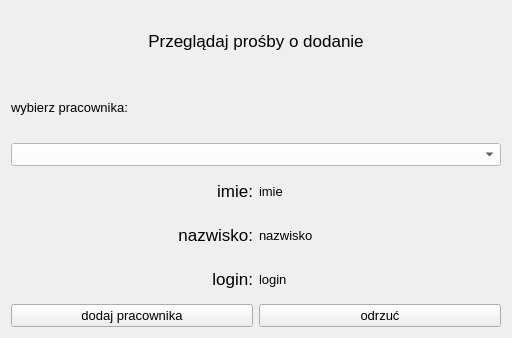
Qt form project_managment/project_managment/dodawanie_pracownikow_okno.ui (Sleyn2/IO_projectmanagement) before a commit.
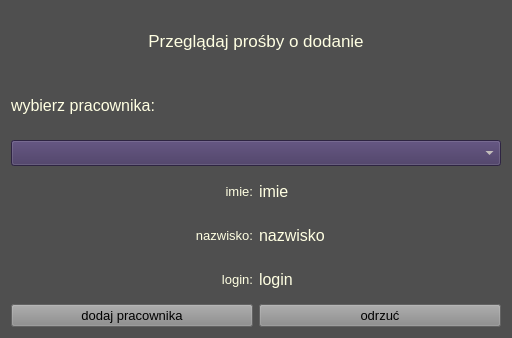
The same form after that commit.

```diff
--- a/project_managment/project_managment/dodawanie_pracownikow_okno.ui
+++ b/project_managment/project_managment/dodawanie_pracownikow_okno.ui
@@ -18,11 +18,22 @@
   <property name="windowTitle">
    <string>dodawanie_pracownikow_okno</string>
   </property>
+  <property name="styleSheet">
+   <string notr="true">background-color: rgb(79, 79, 79);</string>
+  </property>
   <layout class="QVBoxLayout" name="verticalLayout_4">
    <item>
     <layout class="QVBoxLayout" name="verticalLayout">
      <item>
       <widget class="QLabel" name="label_tytul">
+       <property name="font">
+        <font>
+         <pointsize>13</pointsize>
+        </font>
+       </property>
+       <property name="styleSheet">
+        <string notr="true">color: rgb(255, 255, 226);</string>
+       </property>
        <property name="text">
         <string>Przeglądaj prośby o dodanie</string>
        </property>
@@ -35,9 +46,12 @@
       <widget class="QLabel" name="label_wybierz_prac">
        <property name="font">
         <font>
-         <pointsize>10</pointsize>
+         <pointsize>12</pointsize>
         </font>
        </property>
+       <property name="styleSheet">
+        <string notr="true">color: rgb(255, 255, 226);</string>
+       </property>
        <property name="text">
         <string>wybierz pracownika:</string>
        </property>
@@ -53,11 +67,12 @@
        </property>
        <property name="font">
         <font>
-         <pointsize>10</pointsize>
+         <pointsize>11</pointsize>
         </font>
        </property>
        <property name="styleSheet">
-        <string notr="true">background-color: rgb(255, 255, 255);</string>
+        <string notr="true">background-color: rgb(65, 51, 93);
+color: rgb(255, 255, 226);</string>
        </property>
       </widget>
      </item>
@@ -69,6 +84,14 @@
       <layout class="QVBoxLayout" name="verticalLayout_2">
        <item>
         <widget class="QLabel" name="label_imie">
+         <property name="font">
+          <font>
+           <pointsize>10</pointsize>
+          </font>
+         </property>
+         <property name="styleSheet">
+          <string notr="true">color: rgb(255, 255, 226);</string>
+         </property>
          <property name="text">
           <string>imie:</string>
          </property>
@@ -79,6 +102,14 @@
        </item>
        <item>
         <widget class="QLabel" name="label_nazwisko">
+         <property name="font">
+          <font>
+           <pointsize>10</pointsize>
+          </font>
+         </property>
+         <property name="styleSheet">
+          <string notr="true">color: rgb(255, 255, 226);</string>
+         </property>
          <property name="text">
           <string>nazwisko:</string>
          </property>
@@ -89,6 +120,14 @@
        </item>
        <item>
         <widget class="QLabel" name="label_login">
+         <property name="font">
+          <font>
+           <pointsize>10</pointsize>
+          </font>
+         </property>
+         <property name="styleSheet">
+          <string notr="true">color: rgb(255, 255, 226);</string>
+         </property>
          <property name="text">
           <string>login:</string>
          </property>
@@ -104,6 +143,9 @@
            <pointsize>10</pointsize>
           </font>
          </property>
+         <property name="styleSheet">
+          <string notr="true">background-color: rgb(139, 139, 139);</string>
+         </property>
          <property name="text">
           <string>dodaj pracownika</string>
          </property>
@@ -117,9 +159,12 @@
         <widget class="QLabel" name="label_imie_wart">
          <property name="font">
           <font>
-           <pointsize>10</pointsize>
+           <pointsize>12</pointsize>
           </font>
          </property>
+         <property name="styleSheet">
+          <string notr="true">color: rgb(255, 255, 226);</string>
+         </property>
          <property name="text">
           <string>imie</string>
          </property>
@@ -129,9 +174,12 @@
         <widget class="QLabel" name="label_nazwisko_wart">
          <property name="font">
           <font>
-           <pointsize>10</pointsize>
+           <pointsize>12</pointsize>
           </font>
          </property>
+         <property name="styleSheet">
+          <string notr="true">color: rgb(255, 255, 226);</string>
+         </property>
          <property name="text">
           <string>nazwisko</string>
          </property>
@@ -141,9 +189,12 @@
         <widget class="QLabel" name="label_login_wart">
          <property name="font">
           <font>
-           <pointsize>10</pointsize>
+           <pointsize>12</pointsize>
           </font>
          </property>
+         <property name="styleSheet">
+          <string notr="true">color: rgb(255, 255, 226);</string>
+         </property>
          <property name="text">
           <string>login</string>
          </property>
@@ -156,6 +207,9 @@
            <pointsize>10</pointsize>
           </font>
          </property>
+         <property name="styleSheet">
+          <string notr="true">background-color: rgb(139, 139, 139);</string>
+         </property>
          <property name="text">
           <string>odrzuć</string>
          </property>
```
